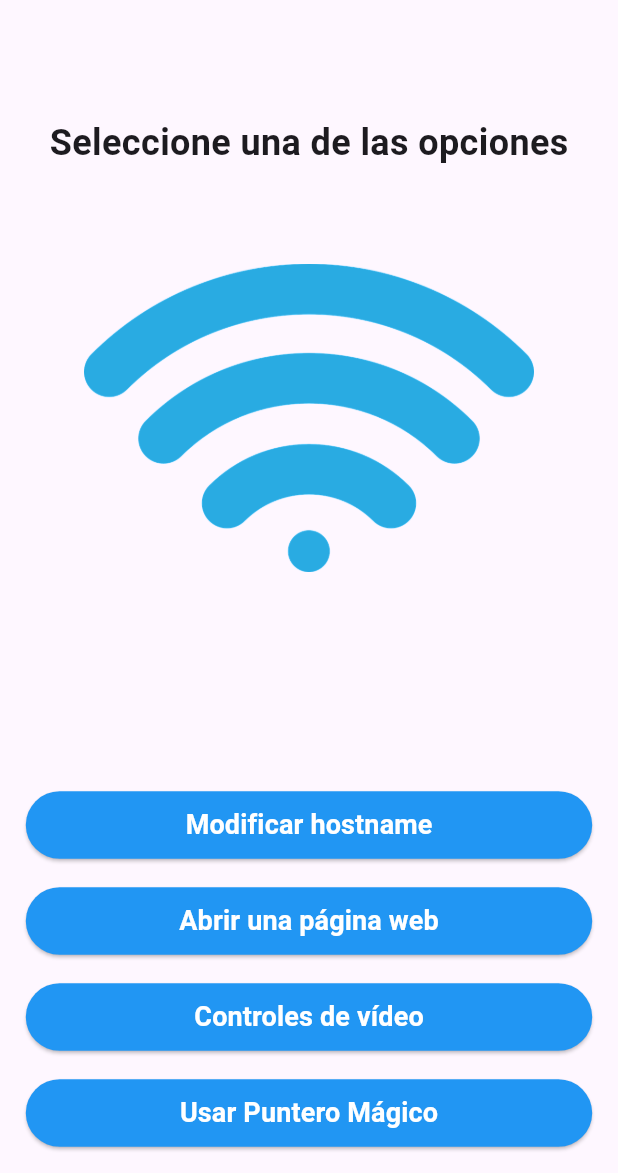
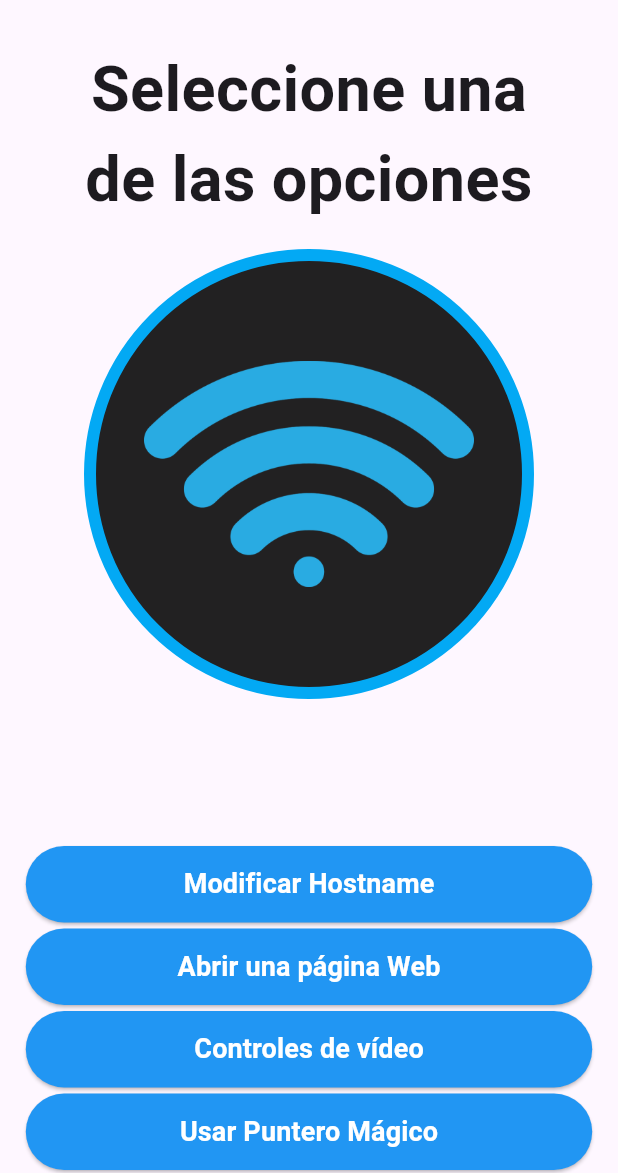
Before and after one commit to BionicHawk/pc_controller, a Flutter app: the screen it shows after launch, on a phone screen of 412 x 824 dp, the part 63-1236 px from its top. Run offline on Flutter 3.47's test engine with Material 3 defaults, Android fonts, the phone set to English and light mode, and no system bars; our stand-ins replace dio, sensors_plus.

Commit message:
Refactoring the Home page for easy development

```diff
--- /dev/null
+++ b/lib/Screens/Home/components/main_home_art.dart
@@ -0,0 +1,25 @@
+import 'package:flutter/material.dart';
+
+class MainHomeArt extends StatelessWidget {
+  const MainHomeArt({
+    super.key,
+  });
+
+  @override
+  Widget build(BuildContext context) {
+    return Container(
+      decoration: BoxDecoration(
+          color: Colors.black87,
+          shape: BoxShape.circle,
+          border: Border.all(color: Colors.lightBlue, width: 8)),
+      width: 300,
+      height: 300,
+      child: Padding(
+        padding: const EdgeInsets.all(32.0),
+        child: Image.asset(
+          "assets/images/wirelessicon.png",
+        ),
+      ),
+    );
+  }
+}
--- /dev/null
+++ b/lib/Screens/Home/components/main_title.dart
@@ -0,0 +1,25 @@
+import 'package:flutter/material.dart';
+import 'package:pc_controller/settings/theme.dart';
+
+class MainTitle extends StatelessWidget {
+  const MainTitle({super.key, required this.value});
+
+  final String value;
+
+  @override
+  Widget build(BuildContext context) {
+    final textStyle = TextStyle(
+        fontSize: CustomTheme.fontSizes["Title"], fontWeight: FontWeight.bold);
+
+    return Center(
+      child: Padding(
+        padding: const EdgeInsets.symmetric(horizontal: 42, vertical: 16),
+        child: Text(
+          value,
+          style: textStyle,
+          textAlign: TextAlign.center,
+        ),
+      ),
+    );
+  }
+}
--- /dev/null
+++ b/lib/Screens/Home/components/nav_to_button.dart
@@ -0,0 +1,26 @@
+import 'package:flutter/material.dart';
+import 'package:pc_controller/components/main_button.dart';
+
+class NavToButton extends StatelessWidget {
+  const NavToButton({super.key, required this.value, required this.onPress});
+
+  final String value;
+  final VoidCallback onPress;
+
+  @override
+  Widget build(BuildContext context) {
+    final MediaQueryData mediaQuery = MediaQuery.of(context);
+    final double buttonWidth = mediaQuery.size.width * 0.8;
+    const double buttonHeight = 51.0;
+
+    return Padding(
+      padding: const EdgeInsets.symmetric(vertical: 2.0),
+      child: MainButton(
+        width: buttonWidth,
+        height: buttonHeight,
+        function: onPress,
+        child: CustomTextButton(text: value),
+      ),
+    );
+  }
+}
--- a/lib/Screens/Home/home.dart
+++ b/lib/Screens/Home/home.dart
@@ -1,9 +1,11 @@
 import 'package:flutter/material.dart';
+import 'package:pc_controller/Screens/Home/components/main_home_art.dart';
+import 'package:pc_controller/Screens/Home/components/main_title.dart';
+import 'package:pc_controller/Screens/Home/components/nav_to_button.dart';
 import 'package:pc_controller/Screens/SendPage/send_page.dart';
 import 'package:pc_controller/Screens/host_name_screen/host_name_screen.dart';
 import 'package:pc_controller/Screens/magic_pointer_screen/magic_pointer_screen.dart';
 import 'package:pc_controller/Screens/video_controls/video_controls.dart';
-import 'package:pc_controller/components/main_button.dart';
 
 class Home extends StatelessWidget {
   const Home({super.key});
@@ -11,11 +13,6 @@ class Home extends StatelessWidget {
   // This widget is the root of your application.
   @override
   Widget build(BuildContext context) {
-    final buttonsSize = MediaQuery.of(context).size.width * 0.8;
-    const buttonsHeight = 45.0;
-    const paddingBetweenButtons =
-        Padding(padding: EdgeInsets.symmetric(vertical: 8));
-
     void changeHostname() async {
       await showModalBottomSheet(
           context: context,
@@ -37,10 +34,20 @@ class Home extends StatelessWidget {
           MaterialPageRoute(builder: (context) => const VideoControl()));
     }
 
+    // ignore: unused_element
     void navigateToMagicPointerScreen() {
       Navigator.push(context,
           MaterialPageRoute(builder: (context) => const MagicPointerScreen()));
     }
+
+    final List<NavToButton> buttons = [
+      NavToButton(value: "Modificar Hostname", onPress: changeHostname),
+      NavToButton(
+          value: "Abrir una página Web", onPress: navigateToSendWebPage),
+      NavToButton(
+          value: "Controles de vídeo", onPress: navigateToVideoControls),
+      NavToButton(value: "Usar Puntero Mágico", onPress: () {})
+    ];
 
     return Scaffold(
         appBar: AppBar(
@@ -50,45 +57,10 @@ class Home extends StatelessWidget {
         body: Column(
           crossAxisAlignment: CrossAxisAlignment.center,
           children: [
-            const Center(
-              child: Padding(
-                padding: EdgeInsets.symmetric(vertical: 64.0),
-                child: Text(
-                  "Seleccione una de las opciones",
-                  style: TextStyle(fontSize: 24, fontWeight: FontWeight.bold),
-                ),
-              ),
-            ),
-            Image.asset("assets/images/wirelessicon.png", width: 300),
+            const MainTitle(value: "Seleccione una de las opciones"),
+            const MainHomeArt(),
             const Expanded(child: Column()),
-            MainButton(
-                width: buttonsSize,
-                height: buttonsHeight,
-                function: changeHostname,
-                child: const CustomTextButton(text: "Modificar hostname")),
-            paddingBetweenButtons,
-            MainButton(
-              width: buttonsSize,
-              height: buttonsHeight,
-              function: () {
-                navigateToSendWebPage();
-              },
-              child: const CustomTextButton(text: "Abrir una página web"),
-            ),
-            paddingBetweenButtons,
-            MainButton(
-              width: buttonsSize,
-              height: buttonsHeight,
-              function: navigateToVideoControls,
-              child: const CustomTextButton(text: "Controles de vídeo"),
-            ),
-            paddingBetweenButtons,
-            MainButton(
-              width: buttonsSize,
-              height: buttonsHeight,
-              child: const CustomTextButton(text: "Usar Puntero Mágico"),
-            ),
-            paddingBetweenButtons
+            ...buttons
           ],
         ));
   }
--- a/lib/main.dart
+++ b/lib/main.dart
@@ -10,13 +10,14 @@ class MyApp extends StatelessWidget {
 
   @override
   Widget build(BuildContext context) {
+    // Getting a boilerplateless access to the MediaQuery
+    final MediaQueryData mediaQuery = MediaQuery.of(context);
+
+    final Brightness brightness = mediaQuery.platformBrightness;
+
     return MaterialApp(
-      theme: ThemeData(
-          useMaterial3: true,
-          brightness: MediaQuery.of(context).platformBrightness == Brightness.light
-              ? Brightness.light
-              : Brightness.dark),
-          debugShowCheckedModeBanner: false,
+      theme: ThemeData(useMaterial3: true, brightness: brightness),
+      debugShowCheckedModeBanner: false,
       home: const Home(),
     );
   }
--- /dev/null
+++ b/lib/settings/theme.dart
@@ -0,0 +1,3 @@
+class CustomTheme {
+  static const fontSizes = {"Title": 42.0};
+}
```
